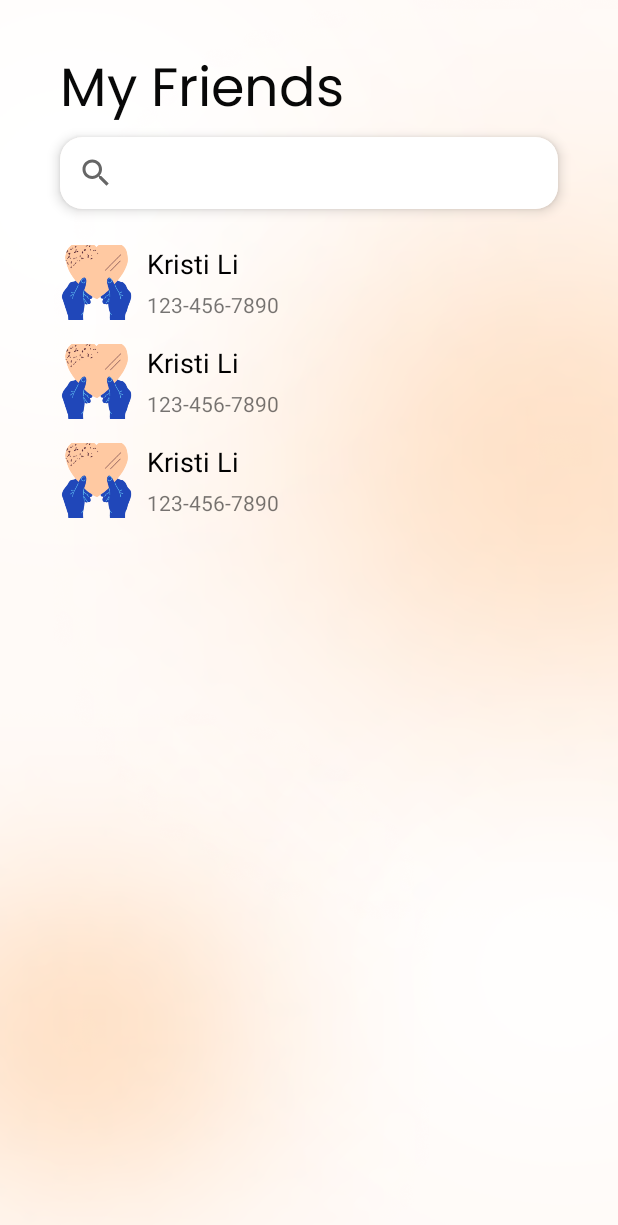
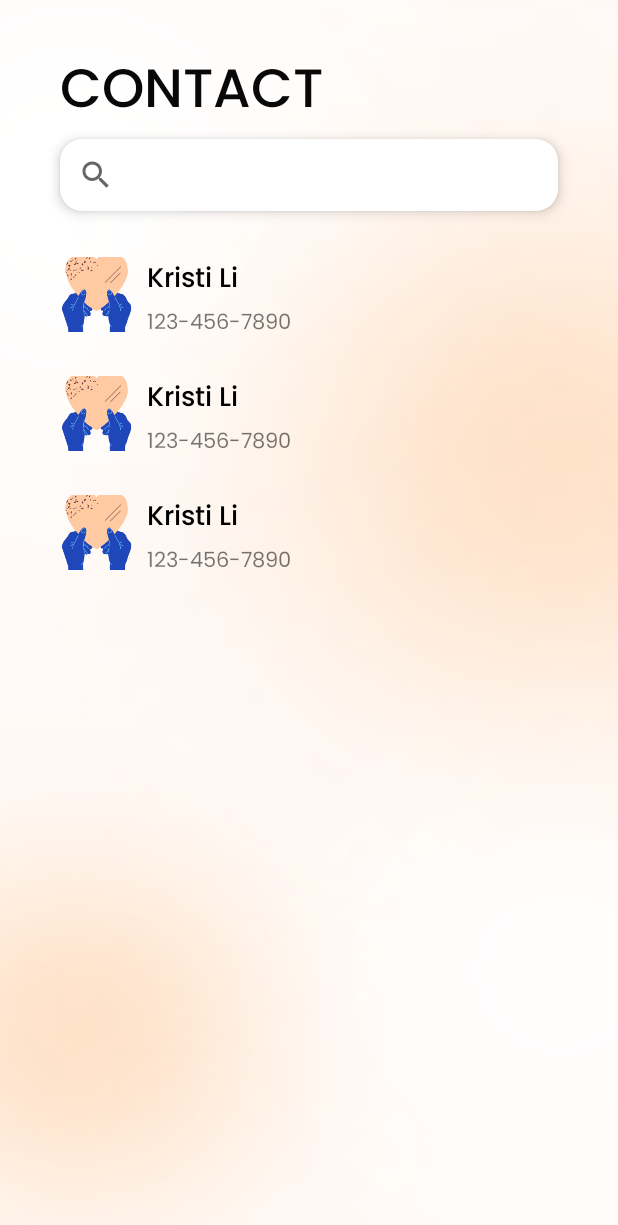
Before and after one commit to hrl-2024/FriendLink, an Android app: the layout fragment_friends.xml on its own in the app's theme, with its tools: preview values and no code run, on a phone screen of 412 x 824 dp. Shown: the top 1225 px of the screen. Run offline under Robolectric (Android 15) with nearby library versions, the phone set to English and light mode, and no system bars; Roboto replaces fonts that are not available here.

Commit message:
Desaturate the profile image if the contact is not registered on contact page

```diff
--- a/app/src/main/res/layout/fragment_friends.xml
+++ b/app/src/main/res/layout/fragment_friends.xml
@@ -13,8 +13,8 @@
         android:layout_height="wrap_content"
         android:layout_marginStart="40dp"
         android:layout_marginTop="32dp"
-        android:text="@string/title_my_friends"
-        android:fontFamily="@font/poppins"
+        android:text="@string/title_contact"
+        android:fontFamily="@font/poppins_medium"
         android:textColor="@color/normal_text_color"
         android:textSize="@dimen/title"
         app:layout_constraintStart_toStartOf="parent"
--- a/app/src/main/res/layout/list_item_friend.xml
+++ b/app/src/main/res/layout/list_item_friend.xml
@@ -25,6 +25,7 @@
         android:layout_width="0dp"
         android:layout_height="wrap_content"
         android:layout_marginStart="8dp"
+        android:fontFamily="@font/poppins_medium"
         android:textSize="@dimen/contact_name"
         app:layout_constraintStart_toEndOf="@+id/profileImg"
         app:layout_constraintEnd_toEndOf="parent"
@@ -37,9 +38,10 @@
         android:layout_width="0dp"
         android:layout_height="wrap_content"
         android:layout_marginStart="8dp"
-        android:layout_marginTop="4dp"
+        android:layout_marginTop="2dp"
         android:layout_marginBottom="8dp"
         android:text="123-456-7890"
+        android:fontFamily="@font/poppins"
         android:textSize="@dimen/contact_number"
         app:layout_constraintBottom_toBottomOf="parent"
         app:layout_constraintEnd_toEndOf="parent"
--- a/app/src/main/res/values/strings.xml
+++ b/app/src/main/res/values/strings.xml
@@ -17,7 +17,7 @@
     <string name="send_message">Send</string>
     <string name="type_message_hint">Type your message here</string>
     <string name="to">TO</string>
-    <string name="title_my_friends">My Friends</string>
+    <string name="title_contact">CONTACT</string>
 
     <!--  Resource string name for Sent fragment  -->
     <string name="message_sent">Message Sent!</string>
```
Also changed, not shown: app/src/main/java/com/skr/android/friendlink/ui/friends/FriendListAdapter.kt (+16 -4 lines).
